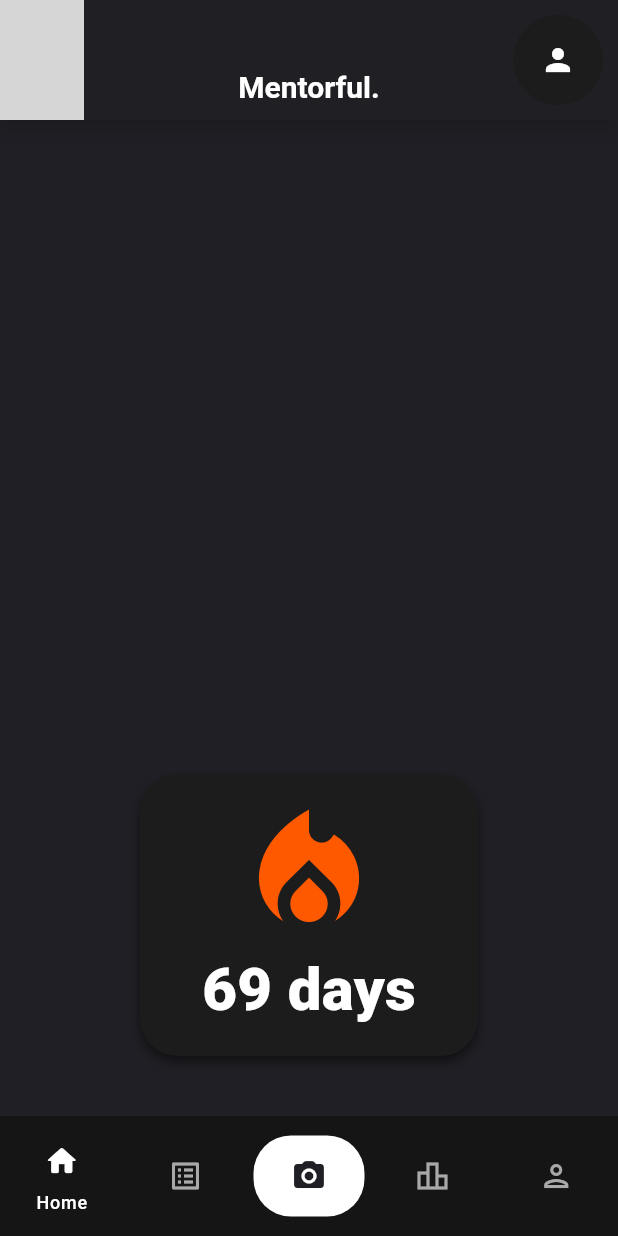
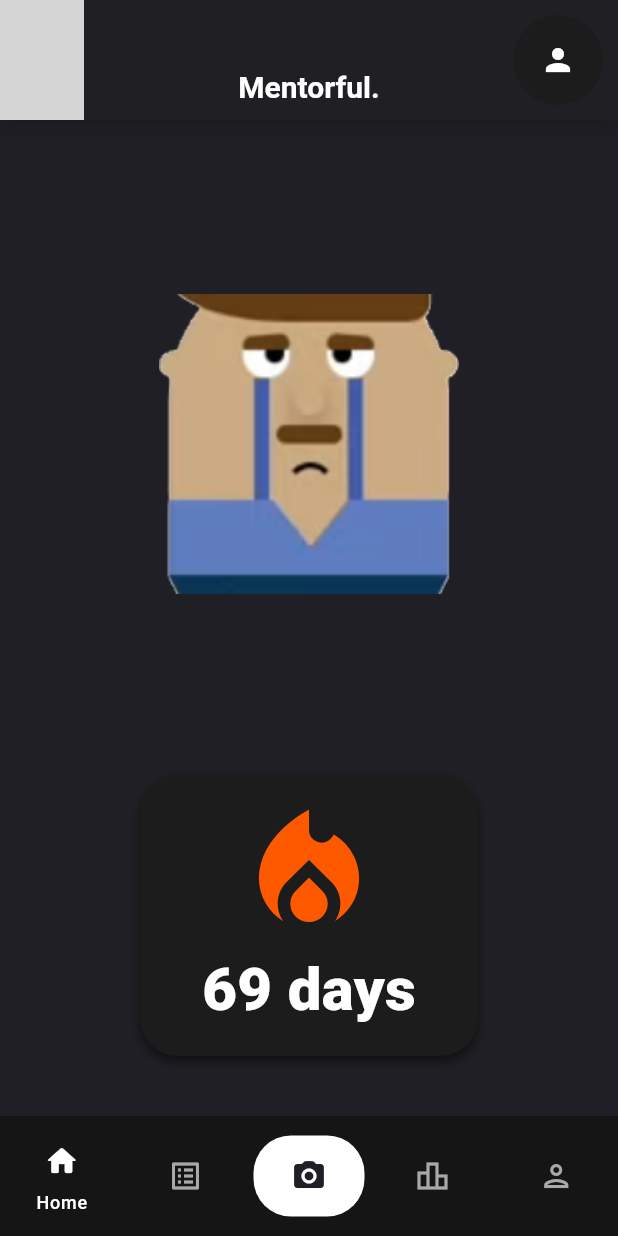
Before and after one commit to LegendaryArk/Mentorful, a Flutter app: the screen it shows after launch, on a phone screen of 412 x 824 dp. Run offline on Flutter 3.47's test engine with Material 3 defaults, Android fonts, the phone set to English and light mode, and no system bars; our stand-ins replace camera, carousel_slider, dots_indicator, flutter_local_notifications, flutter_svg, google_sign_in and 4 more; Roboto replaces fonts that are missing (Manrope); project files that could hold a hidden picture were left out; grey boxes are pictures that could not be loaded.

Commit message:
added homescreen guy

```diff
--- a/lib/screens/home.dart
+++ b/lib/screens/home.dart
@@ -1,5 +1,6 @@
 import 'package:flutter/cupertino.dart';
 import 'package:flutter/material.dart';
+import '../screens/lessonScreen.dart';
 
 class HomeScreen extends StatefulWidget {
   const HomeScreen({super.key});
@@ -16,7 +17,11 @@ class _HomeScreenState extends State<HomeScreen> {
       body: Column(
         mainAxisAlignment: MainAxisAlignment.end,
         children: [
-          SizedBox(height: 300),
+          Center(child: SizedBox(
+            height: 200, width: 200,
+            child: Image.asset("lib/assets/sad.png", fit: BoxFit.cover,),
+          ),),
+          SizedBox(height: 120),
           Center(
           child: Container(
             height: 188,
--- a/pubspec.yaml
+++ b/pubspec.yaml
@@ -77,6 +77,7 @@ flutter:
       - lib/assets/chicken-fried-rice-16.jpg
       - lib/assets/frozen-food.webp
       - lib/assets/vegetables.webp
+      - lib/assets/sad.png
   # An image asset can refer to one or more resolution-specific "variants", see
   # https://flutter.dev/to/resolution-aware-images
 
```
Also changed, not shown: lib/assets/sad.png (added).
